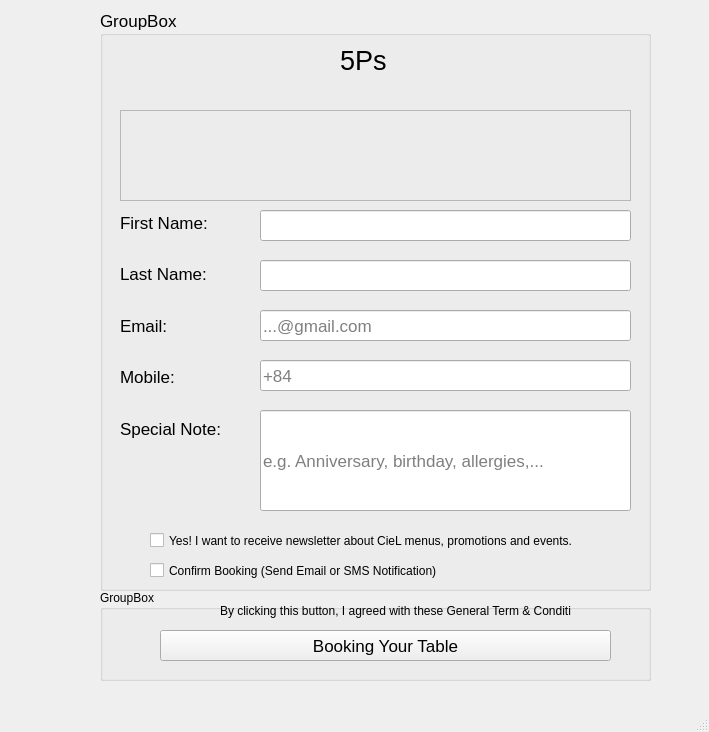
Above: UiBooking/BookingInformation.ui from Minhtri-hub/ktlt_final before the change. Below: the same form after it.
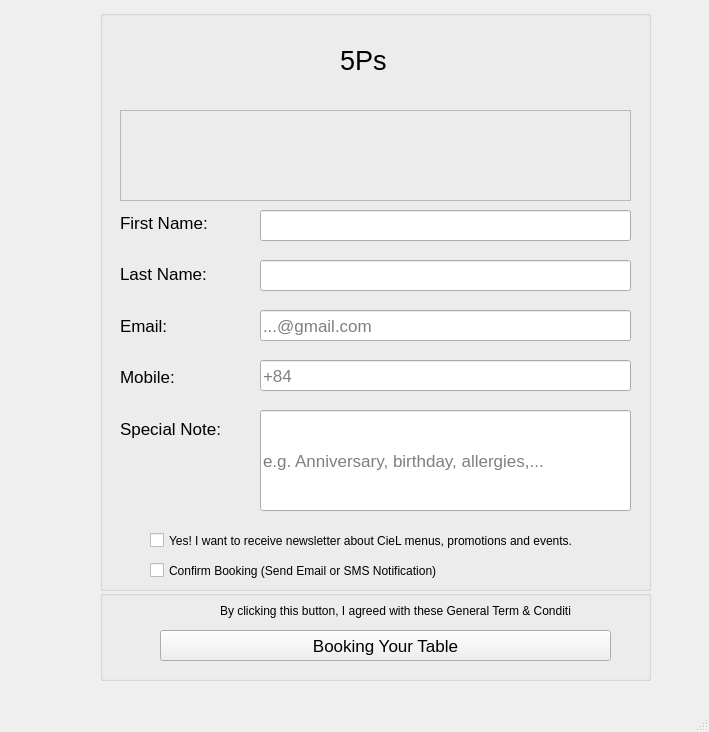
That is the form after the change. Icons and pictures are not drawn.

What changed in the file:
```diff
--- a/UiBooking/BookingInformation.ui
+++ b/UiBooking/BookingInformation.ui
@@ -29,14 +29,14 @@
      </font>
     </property>
     <property name="title">
-     <string>GroupBox</string>
+     <string/>
     </property>
     <widget class="QWidget" name="verticalLayoutWidget">
      <property name="geometry">
       <rect>
        <x>20</x>
        <y>190</y>
-       <width>127</width>
+       <width>131</width>
        <height>251</height>
       </rect>
      </property>
@@ -330,7 +330,7 @@
      </rect>
     </property>
     <property name="title">
-     <string>GroupBox</string>
+     <string/>
     </property>
     <widget class="QLabel" name="label_7">
      <property name="geometry">
```
Left out of the diff: 15 changed lines with no effect on the pictures.
